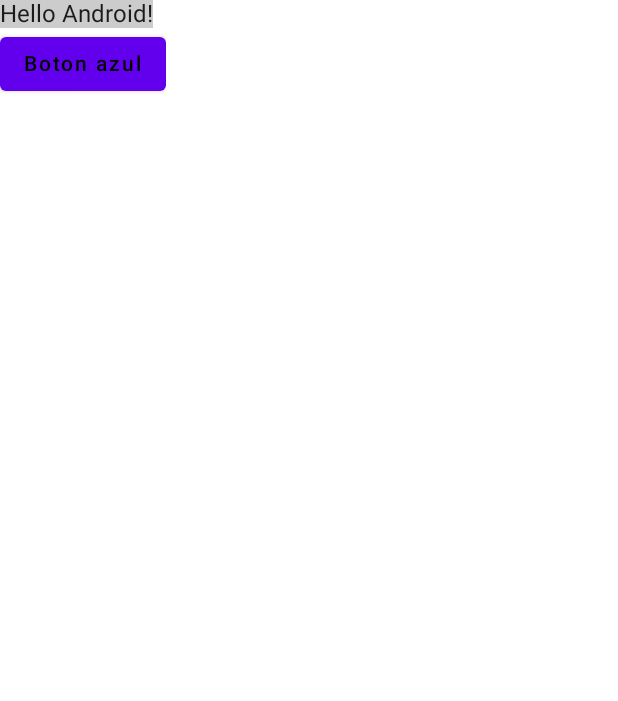
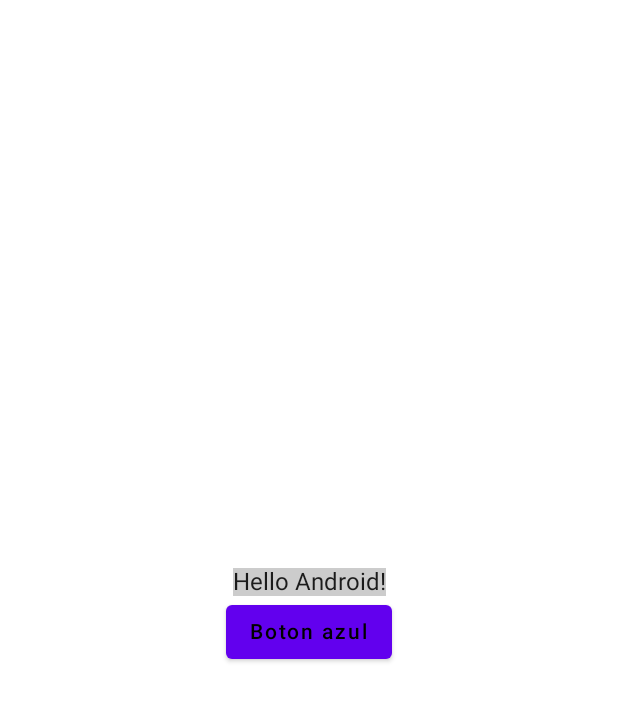
Before and after one commit to camarmadev/GitPruebas, an Android app built with Jetpack Compose: the screen it shows after launch (MainActivity), on a phone screen of 412 x 824 dp. Shown: the top 701 px of the screen. Run offline under Robolectric (Android 15) with nearby library versions, the phone set to English and light mode, and no system bars.

Commit message:
centrado del btn y text en el medio

```diff
--- a/app/src/main/java/com/javidev/gitpruebasjavikidoandroid/MainActivity.kt
+++ b/app/src/main/java/com/javidev/gitpruebasjavikidoandroid/MainActivity.kt
@@ -4,12 +4,15 @@ import android.os.Bundle
 import androidx.activity.ComponentActivity
 import androidx.activity.compose.setContent
 import androidx.compose.foundation.background
+import androidx.compose.foundation.layout.Arrangement
 import androidx.compose.foundation.layout.Column
+import androidx.compose.foundation.layout.fillMaxSize
 import androidx.compose.material.Button
 import androidx.compose.material.MaterialTheme
 import androidx.compose.material.Surface
 import androidx.compose.material.Text
 import androidx.compose.runtime.Composable
+import androidx.compose.ui.Alignment
 import androidx.compose.ui.Modifier
 import androidx.compose.ui.graphics.Color
 import androidx.compose.ui.tooling.preview.Preview
@@ -31,7 +34,11 @@ class MainActivity : ComponentActivity() {
 
 @Composable
 fun Greeting(name: String) {
-    Column() {
+    Column(
+        modifier = Modifier.fillMaxSize(),
+        verticalArrangement = Arrangement.Center,
+        horizontalAlignment = Alignment.CenterHorizontally
+    ) {
 
         Text(text = "Hello $name!", modifier = Modifier.background(Color.LightGray))
 
@@ -42,7 +49,7 @@ fun Greeting(name: String) {
     }
 }
 
-@Preview(showBackground = true, showSystemUi = true)
+@Preview()
 @Composable
 fun DefaultPreview() {
     GitPruebasJavikidoAndroidTheme {
```
